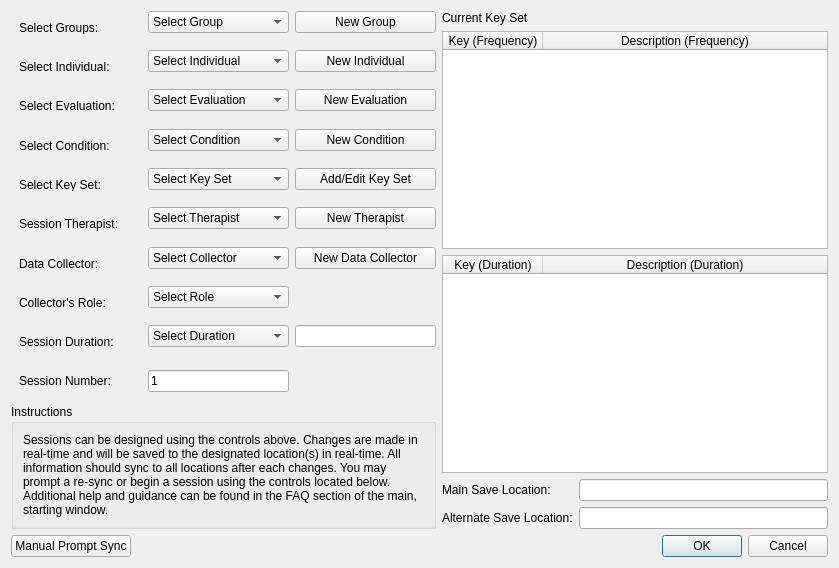
The window that sessionwindow.ui (miyamot0/DataTracker3) describes before a commit, drawn with Qt 5.
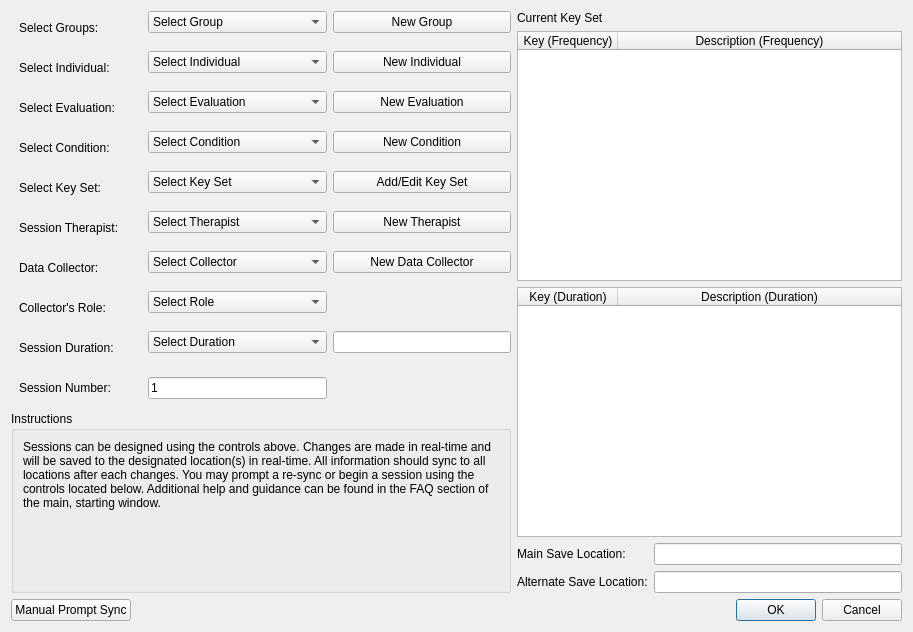
The same window after the commit.

Commit message: fix path and windows issues, RE: macos

Patch:
```diff
--- a/sessionwindow.ui
+++ b/sessionwindow.ui
@@ -6,8 +6,8 @@
    <rect>
     <x>0</x>
     <y>0</y>
-    <width>839</width>
-    <height>568</height>
+    <width>913</width>
+    <height>632</height>
    </rect>
   </property>
   <property name="windowTitle">
@@ -26,8 +26,8 @@
       <widget class="QFrame" name="frame">
        <property name="minimumSize">
         <size>
-         <width>425</width>
-         <height>0</height>
+         <width>500</width>
+         <height>400</height>
         </size>
        </property>
        <property name="maximumSize">
@@ -610,7 +610,7 @@
                  <string notr="true"/>
                 </property>
                 <property name="readOnly">
-                 <bool>false</bool>
+                 <bool>true</bool>
                 </property>
                </widget>
               </item>
```
Left out of the diff: 3 changed lines with no effect on the pictures. The commit also changes 3 other files.
